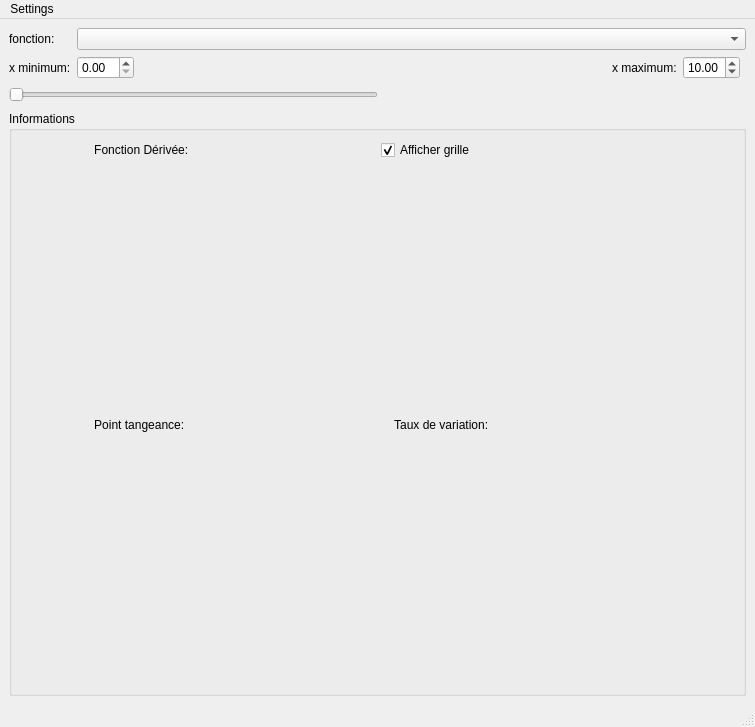
Old version of the form ui/tp2derivee.ui in the repository Jean-ChristopheGagne/TP2-Fonctions-derives.
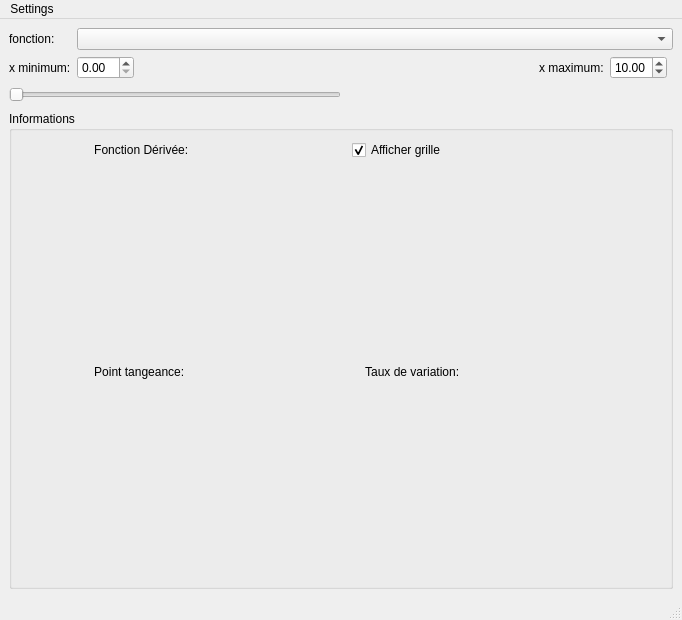
New version of the form.

Commit message: Modification de mettre_a_jour_variation pour au cas où on met log ou sqrt

Patch:
```diff
--- a/ui/tp2derivee.ui
+++ b/ui/tp2derivee.ui
@@ -6,8 +6,8 @@
    <rect>
     <x>0</x>
     <y>0</y>
-    <width>755</width>
-    <height>727</height>
+    <width>682</width>
+    <height>620</height>
    </rect>
   </property>
   <property name="windowTitle">
@@ -180,7 +180,7 @@
     <rect>
      <x>0</x>
      <y>0</y>
-     <width>755</width>
+     <width>682</width>
      <height>33</height>
     </rect>
    </property>
```
Left out of the diff: 21 changed lines with no effect on the pictures. The commit also changes 1 other file.
